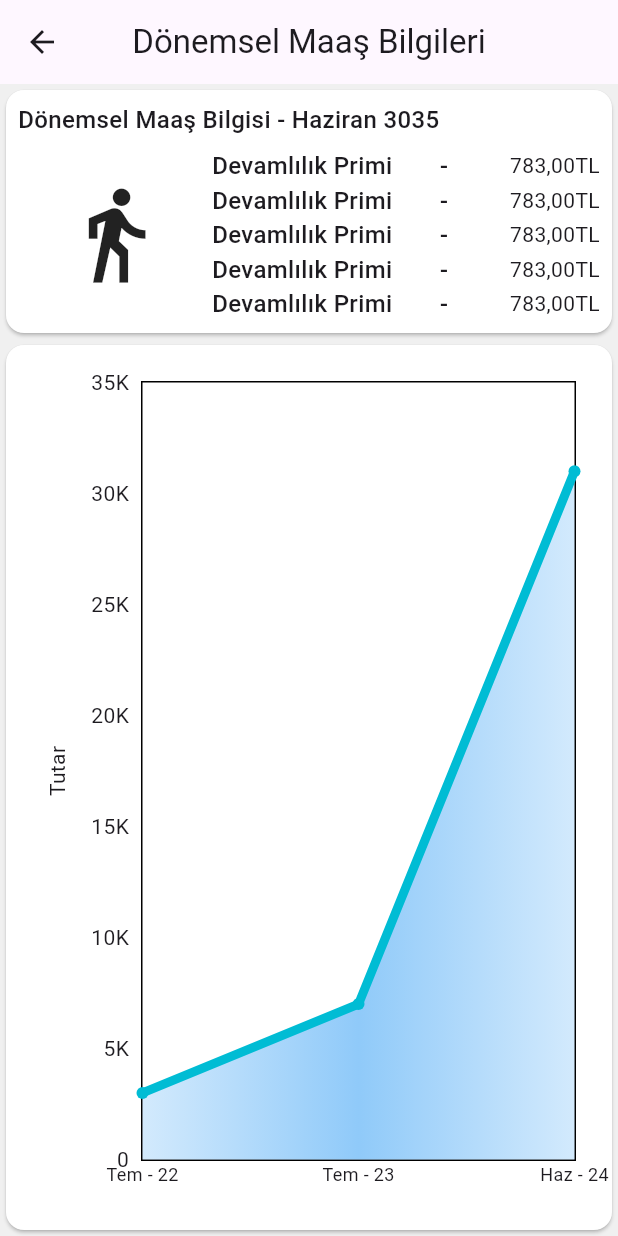
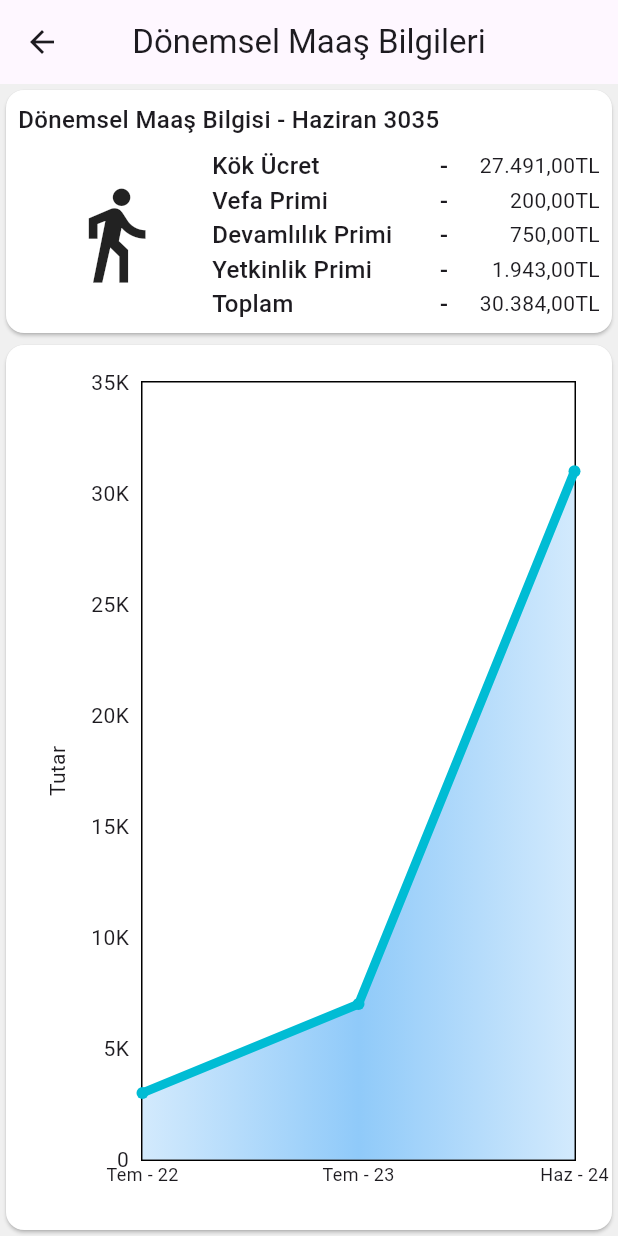
Before and after one commit to PenguBey/opak_mobile, a Flutter app: the MaasBilgileriView screen opened by its route, on a phone screen of 412 x 824 dp. Run offline on Flutter 3.47's test engine with Material 3 defaults, Android fonts, the light colour scheme and no system bars; drawn by our look-alikes of fl_chart; our stand-ins replace flutter_svg, get.

Commit message:
sayfalar
sayfaları bağladım. controller ve viewlerin bazılarını güncelledim

```diff
--- a/lib/constants/pageroute_con.dart
+++ b/lib/constants/pageroute_con.dart
@@ -48,7 +48,7 @@ class PagerouteCon {
       }),
     ),
     GetPage(
-      name: '/menu_1',
+      name: '/menu',
       page: () => const MenuView(),
       binding: BindingsBuilder(() {
         Get.lazyPut<Menu1Controller>(() => Menu1Controller());
--- a/lib/controllers/maas_bilgileri_controller.dart
+++ b/lib/controllers/maas_bilgileri_controller.dart
@@ -1,3 +1,11 @@
 import 'package:get/get.dart';
 
-class MaasBilgileriController extends GetxController {}
+class MaasBilgileriController extends GetxController {
+  List<List<String>> maaslar = [
+    ["Kök Ücret", "27.491,00TL"],
+    ["Vefa Primi", "200,00TL"],
+    ["Devamlılık Primi", "750,00TL"],
+    ["Yetkinlik Primi", "1.943,00TL"],
+    ["Toplam", "30.384,00TL"],
+  ];
+}
--- a/lib/controllers/maas_controller.dart
+++ b/lib/controllers/maas_controller.dart
@@ -3,10 +3,8 @@ import 'package:get/get.dart';
 import '../constants/icon_con.dart';
 
 class MaasController extends GetxController {
-  var test = {
-    'Maaş Bilgileri': IconCon.chat,
-    'Dönemsel Maaş Bilgileri': IconCon.chat,
-    'Bordrolarım': IconCon.onlineDiscussion,
-    'Bordro Özet': IconCon.onlineCalendar,
-  };
+  List<List<dynamic>> menuler = [
+    ['Dönemsel Bilgiler', IconCon.mobileMarketing, '/maas_bilgileri', false],
+    ['Maaş Bilgileri', IconCon.mola, '/maasbilgileri_donemsel', false],
+  ];
 }
--- a/lib/controllers/menu_1controller.dart
+++ b/lib/controllers/menu_1controller.dart
@@ -3,14 +3,8 @@ import 'package:get/get.dart';
 import '../constants/icon_con.dart';
 
 class Menu1Controller extends GetxController {
-  var test = {
-    'Maaş': IconCon.chat,
-    'Giriş Çıkış Hareketleri': IconCon.chat,
-    'İzin': IconCon.onlineDiscussion,
-    'Zimmet': IconCon.onlineCalendar,
-    'Servis': IconCon.mola,
-    'Haberler': IconCon.messageSent,
-    'Anketler': IconCon.marketing,
-    'Talimatlar': IconCon.fileSync,
-  };
+  List<List<dynamic>> menuler = [
+    ['Menü Sayfası', IconCon.chat, '/main_menu', true],
+    ['Maaş Sayfası', IconCon.chat, '/maas', true]
+  ];
 }
--- a/lib/controllers/profil_controller.dart
+++ b/lib/controllers/profil_controller.dart
@@ -3,10 +3,10 @@ import 'package:get/get.dart';
 import '../constants/icon_con.dart';
 
 class ProfilController extends GetxController {
-  var test = {
-    'Ayarlar': IconCon.chat,
-    'Durum': IconCon.chat,
-    'Denetim': IconCon.onlineDiscussion,
-    'Kontrol': IconCon.onlineCalendar,
-  };
+  List<List<dynamic>> menuler = [
+    ['Ayarlar', IconCon.chat, null, false],
+    ['Durum', IconCon.onlineMessage, null, false],
+    ['Kontrol', IconCon.messageSent, null, false],
+    ['Denetim', IconCon.payments, null, false]
+  ];
 }
--- a/lib/views/maas_bilgileri_view.dart
+++ b/lib/views/maas_bilgileri_view.dart
@@ -15,10 +15,10 @@ class MaasBilgileriView extends GetView<MaasBilgileriController> {
         centerTitle: true,
         title: const Text("Dönemsel Maaş Bilgileri"),
       ),
-      body: const Column(
+      body: Column(
         children: [
-          DonemselmaasbilgisiCardWidget(),
-          Expanded(child: DonemselMaasGrafigiWidget())
+          DonemselmaasbilgisiCardWidget(maaslar: controller.maaslar),
+          const Expanded(child: DonemselMaasGrafigiWidget())
         ],
       ),
     );
--- a/lib/views/navigation_view.dart
+++ b/lib/views/navigation_view.dart
@@ -33,7 +33,7 @@ class NavigationView extends GetView<NavigationController> {
                 icon: Icons.info),
             TanitimCardWidget(
                 context: context,
-                route: '/menu_1',
+                route: '/menu',
                 title: "Menü",
                 icon: Icons.menu),
             TanitimCardWidget(
--- a/lib/widgets/donemselmaasbilgisi_card_widget.dart
+++ b/lib/widgets/donemselmaasbilgisi_card_widget.dart
@@ -4,8 +4,10 @@ import 'package:opak_mobile/constants/edge_con.dart';
 import 'package:opak_mobile/constants/text_style_con.dart';
 
 class DonemselmaasbilgisiCardWidget extends StatelessWidget {
+  final List<List<String>> maaslar;
   const DonemselmaasbilgisiCardWidget({
     super.key,
+    required this.maaslar,
   });
 
   @override
@@ -36,17 +38,17 @@ class DonemselmaasbilgisiCardWidget extends StatelessWidget {
                   flex: 2,
                   child: Column(
                     children: [
-                      for (int i = 0; i < 5; i++)
-                        const Row(
+                      for (var item in maaslar)
+                        Row(
                           children: [
                             Expanded(
                               flex: 3,
                               child: Text(
-                                "Devamlılık Primi",
+                                item[0],
                                 style: TextStyleCon.miniTitle,
                               ),
                             ),
-                            Text(
+                            const Text(
                               "-",
                               textAlign: TextAlign.end,
                               style: TextStyleCon.miniTitle,
@@ -54,7 +56,7 @@ class DonemselmaasbilgisiCardWidget extends StatelessWidget {
                             Expanded(
                               flex: 2,
                               child: Text(
-                                "783,00TL",
+                                item[1],
                                 textAlign: TextAlign.end,
                               ),
                             )
```
Also changed, not shown: lib/views/maas_view.dart (+7 -9 lines), lib/views/menu_view.dart (+8 -6 lines), lib/views/profil_view.dart (+8 -3 lines), lib/widgets/basit_bilgialan_wiget.dart (+14 -0 lines), lib/widgets/bottomnavigation_bar_widget.dart (+11 -2 lines).
